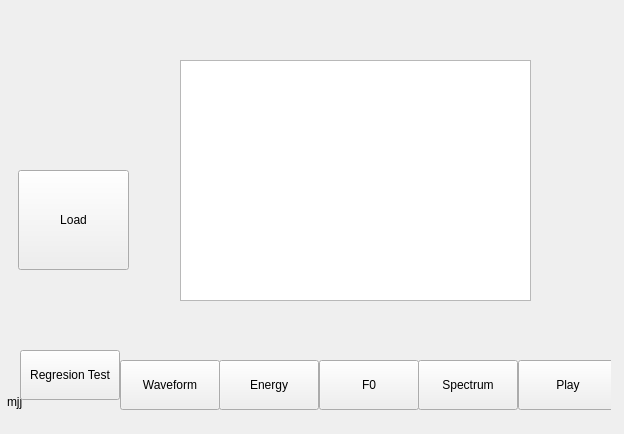
Before: the Qt Designer form mainwindow.ui in rc000/IntonationAnalysis, drawn with Qt 5.
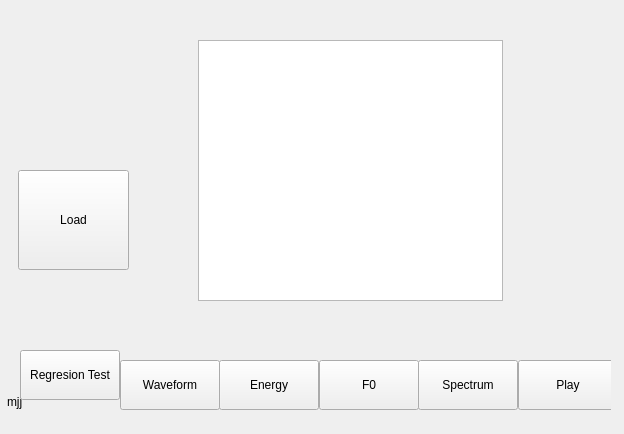
After: the same form once the commit is applied.

The edit to the form file:
```diff
--- a/mainwindow.ui
+++ b/mainwindow.ui
@@ -158,15 +158,33 @@
      </item>
     </layout>
    </widget>
-   <widget class="QTableWidget" name="tableWidget">
+   <widget class="QWidget" name="horizontalLayoutWidget">
     <property name="geometry">
      <rect>
-      <x>180</x>
-      <y>60</y>
-      <width>351</width>
-      <height>241</height>
+      <x>140</x>
+      <y>40</y>
+      <width>421</width>
+      <height>261</height>
      </rect>
     </property>
+    <layout class="QHBoxLayout" name="horizontalLayout_2">
+     <item>
+      <widget class="QTableWidget" name="tableWidget">
+       <property name="sizePolicy">
+        <sizepolicy hsizetype="Fixed" vsizetype="Expanding">
+         <horstretch>0</horstretch>
+         <verstretch>0</verstretch>
+        </sizepolicy>
+       </property>
+       <property name="minimumSize">
+        <size>
+         <width>305</width>
+         <height>0</height>
+        </size>
+       </property>
+      </widget>
+     </item>
+    </layout>
    </widget>
   </widget>
  </widget>
```
